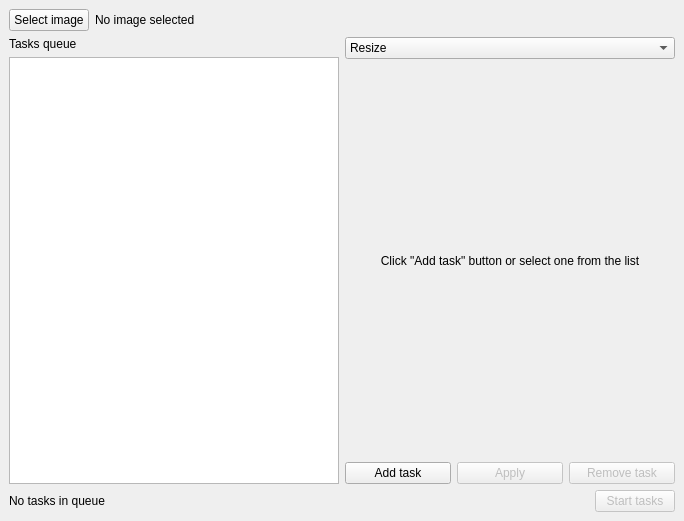
Qt form src/windows/imageupscalerqt.ui (GRAPHENE9932/ImageUpscalerQt) before a commit.
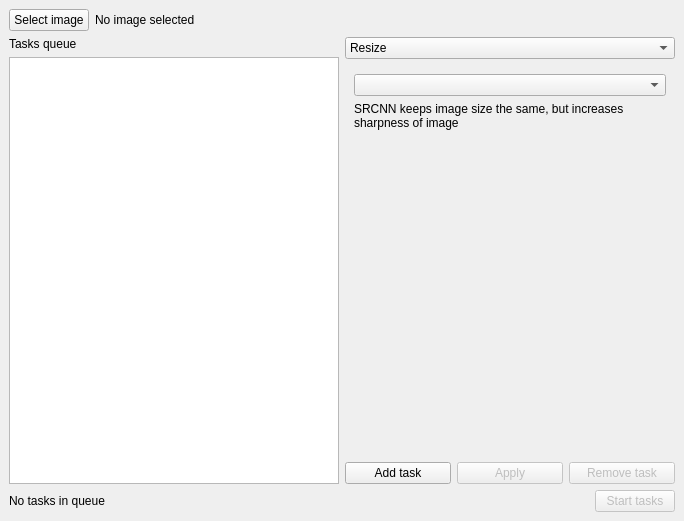
The same form after that commit.

Commit message: SRCNN and FSRCNN task selection. Introduced resources

```diff
--- a/src/windows/imageupscalerqt.ui
+++ b/src/windows/imageupscalerqt.ui
@@ -85,28 +85,8 @@
         <item>
          <widget class="QStackedWidget" name="task_settings_widget">
           <property name="currentIndex">
-           <number>0</number>
+           <number>1</number>
           </property>
-          <widget class="QWidget" name="empty_page">
-           <layout class="QVBoxLayout" name="verticalLayout_5">
-            <item>
-             <widget class="QLabel" name="empty_page_label">
-              <property name="text">
-               <string>Click &quot;Add task&quot; button or select one from the list</string>
-              </property>
-              <property name="textFormat">
-               <enum>Qt::PlainText</enum>
-              </property>
-              <property name="alignment">
-               <set>Qt::AlignCenter</set>
-              </property>
-              <property name="wordWrap">
-               <bool>true</bool>
-              </property>
-             </widget>
-            </item>
-           </layout>
-          </widget>
           <widget class="QWidget" name="resize_page">
            <layout class="QVBoxLayout" name="verticalLayout_2" stretch="0,0,0,0">
             <item>
```
The commit also changes 21 other files.
